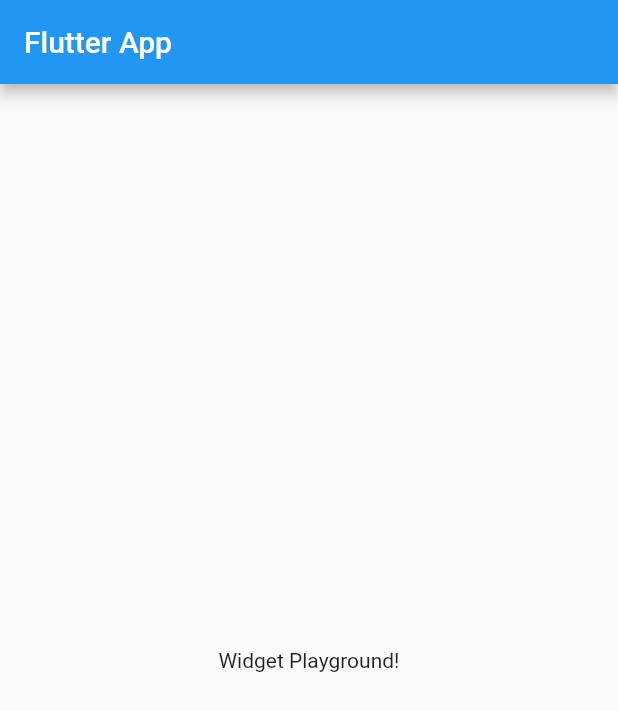
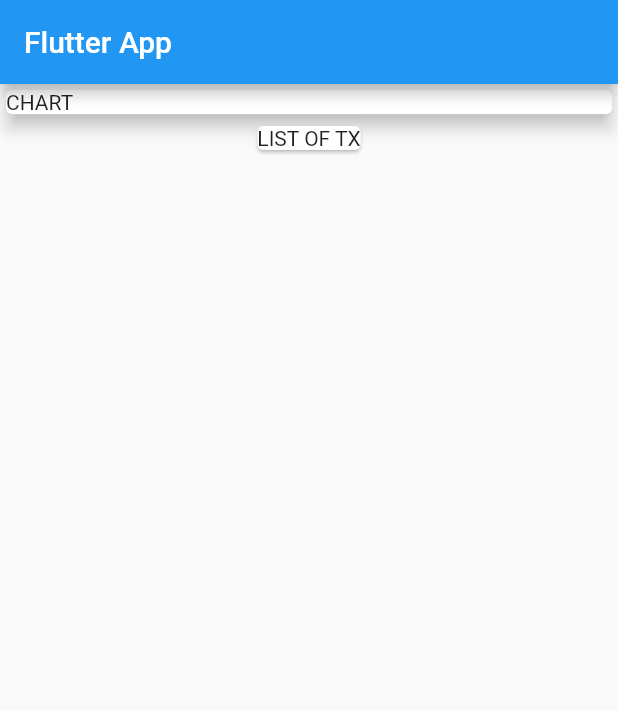
Before and after one commit to SicraStudio/flutter_pers_expenses_app, a Flutter app: the screen it shows after launch, on a phone screen of 412 x 824 dp. Shown: the top 711 px of the screen. Run offline on Flutter 3.47's test engine with Material 2 defaults, Android fonts, the phone set to English and light mode, and no system bars.

Commit message:
[ADD] adds transaction model & first mock txs list

```diff
--- a/lib/main.dart
+++ b/lib/main.dart
@@ -1,4 +1,6 @@
 import 'package:flutter/material.dart';
+
+import './models/transaction.dart';
 
 void main() => runApp(MyApp());
 
@@ -13,14 +15,40 @@ class MyApp extends StatelessWidget {
 }
 
 class MyHomePage extends StatelessWidget {
+  final List<Transaction> transactions = [
+    Transaction(
+      id: 't1',
+      title: 'Grocery',
+      amount: 5.00,
+      date: DateTime.now(),
+    ),
+    Transaction(
+      id: 't2',
+      title: 'Shoes',
+      amount: 75.00,
+      date: DateTime.now(),
+    ),
+  ];
+
   @override
   Widget build(BuildContext context) {
     return Scaffold(
       appBar: AppBar(
         title: Text('Flutter App'),
       ),
-      body: Center(
-        child: Text('Widget Playground!'),
+      body: Column(
+        children: [
+          Container(
+            width: double.infinity,
+            child: Card(
+              child: Text('CHART'),
+              elevation: 5,
+            ),
+          ),
+          Card(
+            child: Text('LIST OF TX'),
+          ),
+        ],
       ),
     );
   }
--- /dev/null
+++ b/lib/models/transaction.dart
@@ -0,0 +1,15 @@
+import 'package:flutter/foundation.dart';
+
+class Transaction {
+  final String id;
+  final String title;
+  final double amount;
+  final DateTime date;
+
+  Transaction({
+    @required this.id,
+    @required this.title,
+    @required this.amount,
+    @required this.date,
+  });
+}
```
